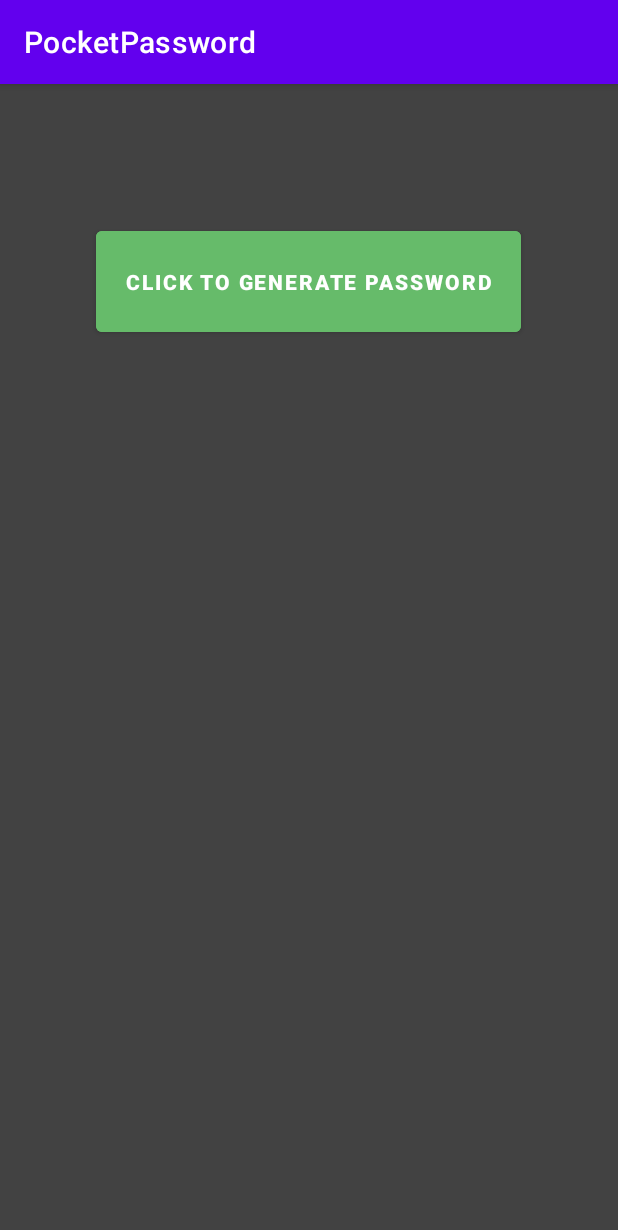
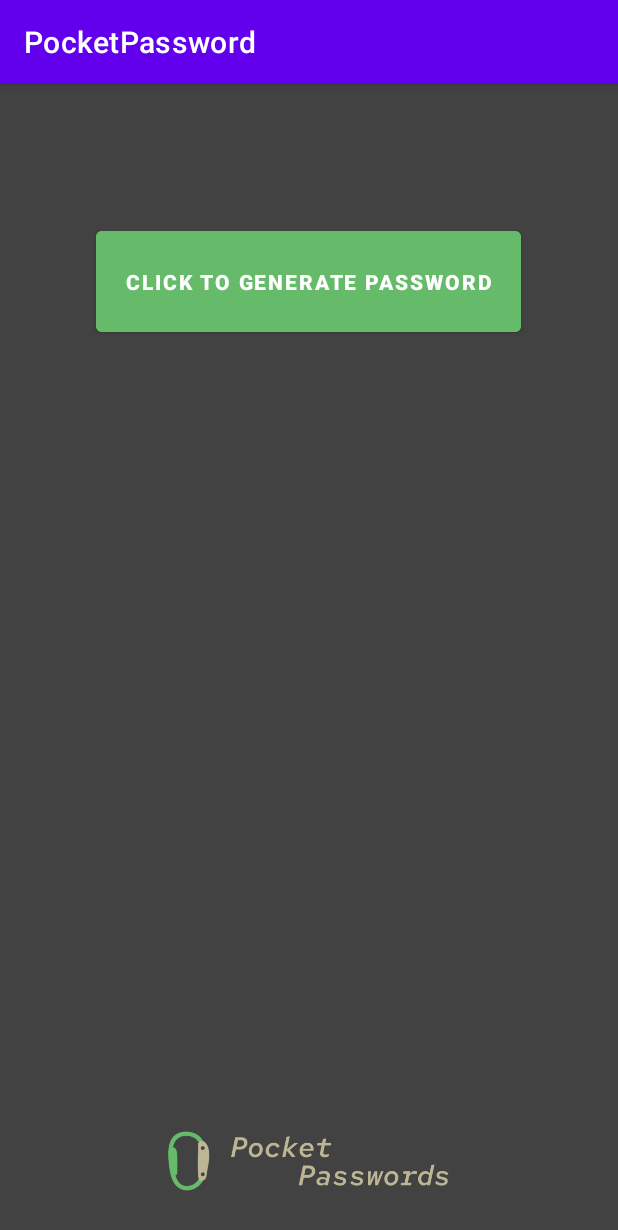
Before and after one commit to DMartinCodes/PocketPassword, an Android app: the screen it shows after launch (MainActivity), after a tap on "CLICK TO GENERATE PASSWORD", on a phone screen of 412 x 824 dp. Shown: the top 1230 px of the screen. Run offline under Robolectric (Android 15) with nearby library versions, the light colour scheme and no system bars.

Commit message:
Second commit of UX overhaul, focusing on refining password display.

```diff
--- a/app/src/main/java/com/example/pocketpassword/MainActivity.java
+++ b/app/src/main/java/com/example/pocketpassword/MainActivity.java
@@ -21,6 +21,7 @@ public class MainActivity extends AppCompatActivity {
     public void showPass(View view){
         generate newPass = new generate();
         TextView text = (TextView) findViewById(R.id.passwordView);
+        TextView passwordText = (TextView) findViewById(R.id.passwordView);
         Button passButton = (Button) findViewById(R.id.generateButton);
         passButton.setOnClickListener(
             new View.OnClickListener() {
--- a/app/src/main/res/layout/activity_main.xml
+++ b/app/src/main/res/layout/activity_main.xml
@@ -25,16 +25,30 @@
 
     <TextView
         android:id="@+id/passwordView"
-        android:layout_width="wrap_content"
-        android:layout_height="wrap_content"
+        android:layout_width="321dp"
+        android:layout_height="127dp"
         android:layout_marginBottom="316dp"
+        android:gravity="center"
         android:textColor="@color/carabiner_green"
         android:textFontWeight="@integer/material_motion_duration_medium_1"
+        android:textSize="27sp"
+        android:textStyle="italic"
         app:layout_constraintBottom_toBottomOf="parent"
         app:layout_constraintEnd_toEndOf="parent"
-        app:layout_constraintHorizontal_bias="0.498"
         app:layout_constraintStart_toStartOf="parent"
         app:layout_constraintTop_toBottomOf="@+id/generateButton"
-        app:layout_constraintVertical_bias="0.189"
-        android:textStyle="italic"/>
+        app:layout_constraintVertical_bias="0.297" />
+
+    <ImageView
+        android:id="@+id/imageView2"
+        android:layout_width="359dp"
+        android:layout_height="97dp"
+        app:layout_constraintBottom_toBottomOf="parent"
+        app:layout_constraintEnd_toEndOf="parent"
+        app:layout_constraintHorizontal_bias="0.942"
+        app:layout_constraintStart_toStartOf="parent"
+        app:layout_constraintTop_toTopOf="parent"
+        app:layout_constraintVertical_bias="0.998"
+        app:srcCompat="@drawable/lowerlogo1" />
+
 </androidx.constraintlayout.widget.ConstraintLayout>
```
Also changed, not shown: app/src/main/res/drawable/lowerlogo.png (added), app/src/main/res/drawable/lowerlogo1.png (added).
